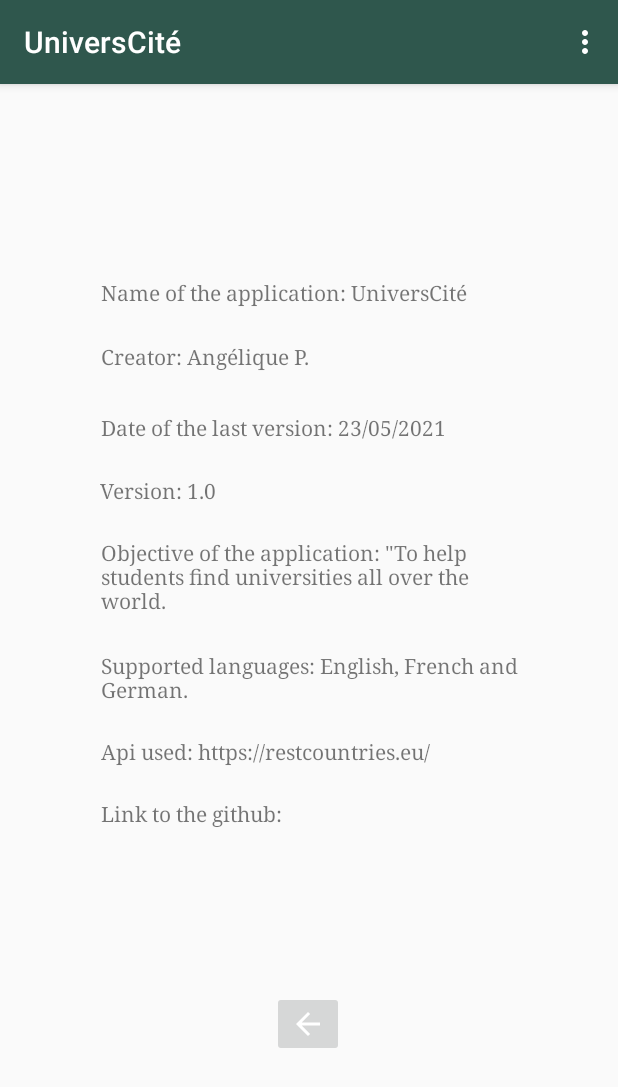
After one commit to angelique-proux/Esiea3ATDProgrammationMobile, an Android app: the InformationFragment screen opened through its navigation route, on a phone screen of 412 x 824 dp. The commit adds this screen. Shown: the top 1087 px of the screen. Run offline under Robolectric (Android 15) with nearby library versions, the phone set to English and light mode, and no system bars; libraries missing offline, so code that uses them is left out: com.tapadoo.alerter.

Commit message:
Update content of fragment_information.xml, add InformationFragment.kt and navigation with the menu

```diff
--- /dev/null
+++ b/app/src/main/java/com/example/esiea3atd1/InformationFragment.kt
@@ -0,0 +1,32 @@
+package com.example.esiea3atd1
+
+import android.os.Bundle
+import android.view.LayoutInflater
+import android.view.View
+import android.view.ViewGroup
+import android.widget.ImageButton
+import androidx.fragment.app.Fragment
+import androidx.navigation.fragment.findNavController
+import androidx.preference.PreferenceManager
+
+class InformationFragment : Fragment() {
+
+    override fun onCreateView(
+        inflater: LayoutInflater, container: ViewGroup?,
+        savedInstanceState: Bundle?
+    ): View? {
+        // Inflate the layout for this fragment
+        return inflater.inflate(R.layout.fragment_information, container, false)
+    }
+
+    override fun onViewCreated(view: View, savedInstanceState: Bundle?) {
+        super.onViewCreated(view, savedInstanceState)
+
+        PreferenceManager.setDefaultValues(context, R.xml.root_preferences, false)
+
+        view.findViewById<ImageButton>(R.id.imageButtonApp).setOnClickListener {
+            findNavController().navigate(R.id.NavigateToMenu0)
+        }
+    }
+
+}
--- a/app/src/main/java/com/example/esiea3atd1/MenuFragment.kt
+++ b/app/src/main/java/com/example/esiea3atd1/MenuFragment.kt
@@ -64,6 +64,10 @@ class MenuFragment : Fragment() {
             ))
         }
 
+        view.findViewById<Button>(R.id.info_button).setOnClickListener {
+            findNavController().navigate(R.id.NavigateToInformation)
+        }
+
     }
 
     //Read Settings from SettingsActivity
--- a/app/src/main/res/layout/fragment_information.xml
+++ b/app/src/main/res/layout/fragment_information.xml
@@ -1,14 +1,120 @@
 <?xml version="1.0" encoding="utf-8"?>
 <androidx.constraintlayout.widget.ConstraintLayout xmlns:android="http://schemas.android.com/apk/res/android"
-    xmlns:tools="http://schemas.android.com/tools"
+    xmlns:app="http://schemas.android.com/apk/res-auto"
     android:layout_width="match_parent"
     android:layout_height="match_parent">
 
     <TextView
-        android:id="@+id/textView"
-        android:layout_width="244dp"
-        android:layout_height="47dp"
-        android:text="TextView"
-        tools:layout_editor_absoluteX="83dp"
-        tools:layout_editor_absoluteY="142dp" />
+        android:id="@+id/nameApp"
+        android:layout_width="278dp"
+        android:layout_height="22dp"
+        android:fontFamily="serif"
+        android:text="@string/name_app_text"
+        app:layout_constraintBottom_toBottomOf="parent"
+        app:layout_constraintEnd_toEndOf="parent"
+        app:layout_constraintStart_toStartOf="parent"
+        app:layout_constraintTop_toTopOf="parent"
+        app:layout_constraintVertical_bias="0.173" />
+
+    <TextView
+        android:id="@+id/authorApp"
+        android:layout_width="278dp"
+        android:layout_height="22dp"
+        android:fontFamily="serif"
+        android:text="@string/author_app_text"
+        app:layout_constraintBottom_toBottomOf="parent"
+        app:layout_constraintEnd_toEndOf="parent"
+        app:layout_constraintStart_toStartOf="parent"
+        app:layout_constraintTop_toTopOf="parent"
+        app:layout_constraintVertical_bias="0.231" />
+
+    <TextView
+        android:id="@+id/dateApp"
+        android:layout_width="278dp"
+        android:layout_height="22dp"
+        android:fontFamily="serif"
+        android:text="@string/date_app_text"
+        app:layout_constraintBottom_toBottomOf="parent"
+        app:layout_constraintEnd_toEndOf="parent"
+        app:layout_constraintStart_toStartOf="parent"
+        app:layout_constraintTop_toTopOf="parent"
+        app:layout_constraintVertical_bias="0.294" />
+
+    <TextView
+        android:id="@+id/versionApp"
+        android:layout_width="278dp"
+        android:layout_height="22dp"
+        android:fontFamily="serif"
+        android:text="@string/version_app_text"
+        app:layout_constraintBottom_toBottomOf="parent"
+        app:layout_constraintEnd_toEndOf="parent"
+        app:layout_constraintHorizontal_bias="0.496"
+        app:layout_constraintStart_toStartOf="parent"
+        app:layout_constraintTop_toBottomOf="@+id/dateApp"
+        app:layout_constraintVertical_bias="0.039" />
+
+    <TextView
+        android:id="@+id/objectiveApp"
+        android:layout_width="278dp"
+        android:layout_height="54dp"
+        android:layout_marginTop="19dp"
+        android:fontFamily="serif"
+        android:text="@string/objective_app_text"
+        app:layout_constraintBottom_toBottomOf="parent"
+        app:layout_constraintEnd_toEndOf="parent"
+        app:layout_constraintStart_toStartOf="parent"
+        app:layout_constraintTop_toBottomOf="@+id/versionApp"
+        app:layout_constraintVertical_bias="0.0" />
+
+    <TextView
+        android:id="@+id/languagesApp"
+        android:layout_width="278dp"
+        android:layout_height="36dp"
+        android:layout_marginTop="20dp"
+        android:fontFamily="serif"
+        android:text="@string/languages_app_text"
+        app:layout_constraintBottom_toBottomOf="parent"
+        app:layout_constraintEnd_toEndOf="parent"
+        app:layout_constraintStart_toStartOf="parent"
+        app:layout_constraintTop_toBottomOf="@+id/objectiveApp"
+        app:layout_constraintVertical_bias="0.003" />
+
+    <TextView
+        android:id="@+id/apiApp"
+        android:layout_width="278dp"
+        android:layout_height="22dp"
+        android:fontFamily="serif"
+        android:text="@string/api_app_text"
+        app:layout_constraintBottom_toBottomOf="parent"
+        app:layout_constraintEnd_toEndOf="parent"
+        app:layout_constraintStart_toStartOf="parent"
+        app:layout_constraintTop_toBottomOf="@+id/languagesApp"
+        app:layout_constraintVertical_bias="0.064" />
+
+    <TextView
+        android:id="@+id/githubApp"
+        android:layout_width="278dp"
+        android:layout_height="22dp"
+        android:layout_marginTop="19dp"
+        android:fontFamily="serif"
+        android:text="@string/github_app_text"
+        app:layout_constraintBottom_toBottomOf="parent"
+        app:layout_constraintEnd_toEndOf="parent"
+        app:layout_constraintStart_toStartOf="parent"
+        app:layout_constraintTop_toBottomOf="@+id/apiApp"
+        app:layout_constraintVertical_bias="0.0" />
+
+    <ImageButton
+        android:id="@+id/imageButtonApp"
+        android:layout_width="wrap_content"
+        android:layout_height="wrap_content"
+        app:layout_constraintBottom_toBottomOf="parent"
+        app:layout_constraintEnd_toEndOf="parent"
+        app:layout_constraintHorizontal_bias="0.498"
+        app:layout_constraintStart_toStartOf="parent"
+        app:layout_constraintTop_toTopOf="parent"
+        app:layout_constraintVertical_bias="0.835"
+        app:srcCompat="@drawable/abc_vector_test" />
+
+
 </androidx.constraintlayout.widget.ConstraintLayout>
--- a/app/src/main/res/navigation/nav_graph.xml
+++ b/app/src/main/res/navigation/nav_graph.xml
@@ -20,6 +20,9 @@
         <action
             android:id="@+id/NavigateToMyCountry"
             app:destination="@id/DetailCountryFragment" />
+        <action
+            android:id="@+id/NavigateToInformation"
+            app:destination="@id/InformationFragment" />
     </fragment>
 
     <fragment
@@ -83,4 +86,15 @@
             app:destination="@id/RegionListFragment" />
     </fragment>
 
+    <fragment
+        android:id="@+id/InformationFragment"
+        android:name="com.example.esiea3atd1.InformationFragment"
+        android:label="@string/info_fragment_label"
+        tools:layout="@layout/fragment_information">
+
+    <action
+        android:id="@+id/NavigateToMenu0"
+        app:destination="@id/MenuFragment" />
+    </fragment>
+
 </navigation>
--- a/app/src/main/res/values/strings.xml
+++ b/app/src/main/res/values/strings.xml
@@ -8,20 +8,27 @@
     <string name="third_fragment_label" translatable="false">Third Fragment</string>
     <string name="fourth_fragment_label" translatable="false">Fourth Fragment</string>
     <string name="menu_fragment_label" translatable="false">Menu Fragment</string>
+    <string name="info_fragment_label" translatable="false">Information Fragment</string>
 
     <!-- Buttons -->
     <string name="next">Next</string>
     <string name="previous">Previous</string>
 
     <!-- Country Fragment -->
-    <string name="capital_text">Capital :</string>
-    <string name="population_text">Population :</string>
-    <string name="area_text">Area :</string>
+    <string name="capital_text">Capital:</string>
+    <string name="population_text">Population:</string>
+    <string name="area_text">Area:</string>
     <string name="universities_list">UniversitiesList</string>
-
-    <string name="title_activity_settings">Application settings</string>
+    <string name="continent_text">Continent:</string>
+    <string name="borders_text">Border countries:</string>
+    <string name="currencies_text">Currencies:</string>
+    <string name="language_text">Languages:</string>
+    <string name="NoBorders">There is no border country.</string>
+    <string name="NoCapital">There is no capital.</string>
+    <string name="NoLanguages">There is no languages.</string>
 
     <!-- Preference Titles -->
+    <string name="title_activity_settings">Application settings</string>
     <string name="location_header">Location</string>
     <string name="language_header">Language</string>
     <string name="themes_header">Style</string>
@@ -39,19 +46,17 @@
     <string name="language_app">Application language</string>
 
     <!-- Theme Preferences -->
-
     <string name="theme_title">Application style</string>
     <string name="greenStyle">Green style</string>
     <string name="purpleStyle">Purple style</string>
 
-
-    <!-- Menu buttons -->
+    <!-- Menu -->
+    <string name="welcome">Welcome to this application,</string>
     <string name="all_regions">All continents</string>
     <string name="my_country">My country</string>
     <string name="my_language_s_countries">Country of the language studied</string>
     <string name="application_s_information">Application\'s information</string>
     <string name="my_region">My continent</string>
-
 
     <!--Names of continents-->
     <string name="French">French</string>
@@ -64,17 +69,19 @@
     <string name="Oceania">Oceania</string>
     <string name="Polar">Polar</string>
 
-
-    <string name="continent_text">Continent :</string>
-    <string name="borders_text">Border countries :</string>
-    <string name="NoBorders">There is no border country.</string>
-    <string name="NoCapital">There is no capital.</string>
-    <string name="enableWifi">Please activate your phone\'s wifi to access the information.</string>
-    <string name="currencies_text">Currencies :</string>
-    <string name="language_text">Languages :</string>
-    <string name="NoLanguages">There is no languages.</string>
+    <!-- Notifications -->
     <string name="Notification">Notification</string>
     <string name="tryNotification">To see notifications, disable wifi.</string>
-    <string name="welcome">Welcome to this application,</string>
+    <string name="enableWifi">Please activate your phone\'s wifi to access the information.</string>
+
+    <!-- Information fragment -->
+    <string name="name_app_text">Name of the application: UniversCité</string>
+    <string name="author_app_text">Creator: Angélique P.</string>
+    <string name="date_app_text">Date of the last version: 23/05/2021</string>
+    <string name="version_app_text">Version: 1.0</string>
+    <string name="objective_app_text">Objective of the application: \"To help students find universities all over the world.</string>
+    <string name="languages_app_text">Supported languages: English, French and German.</string>
+    <string name="api_app_text">Api used: https://restcountries.eu/</string>
+    <string name="github_app_text">Link to the github:</string>
 
 </resources>
```
Also changed, not shown: 2 other files.
